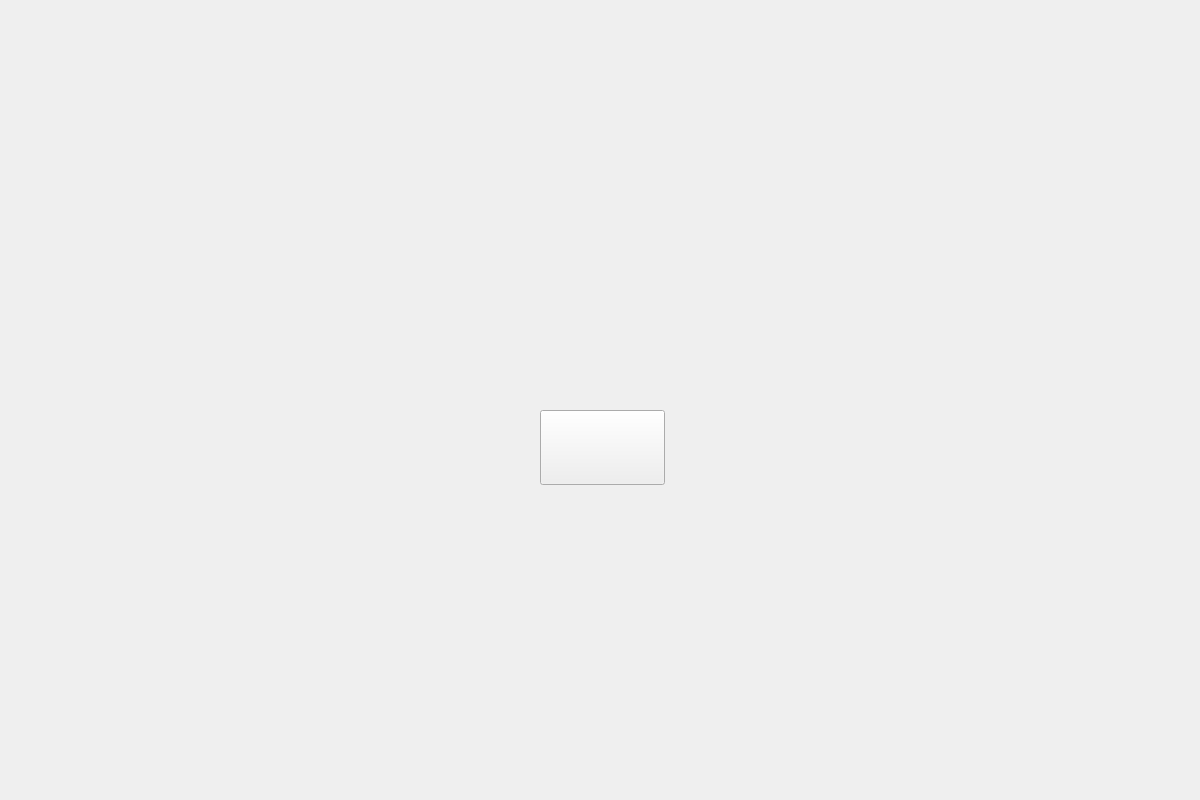
Qt form app/pregame.ui (ce-itcr/Gladiators-GBP) before a commit.
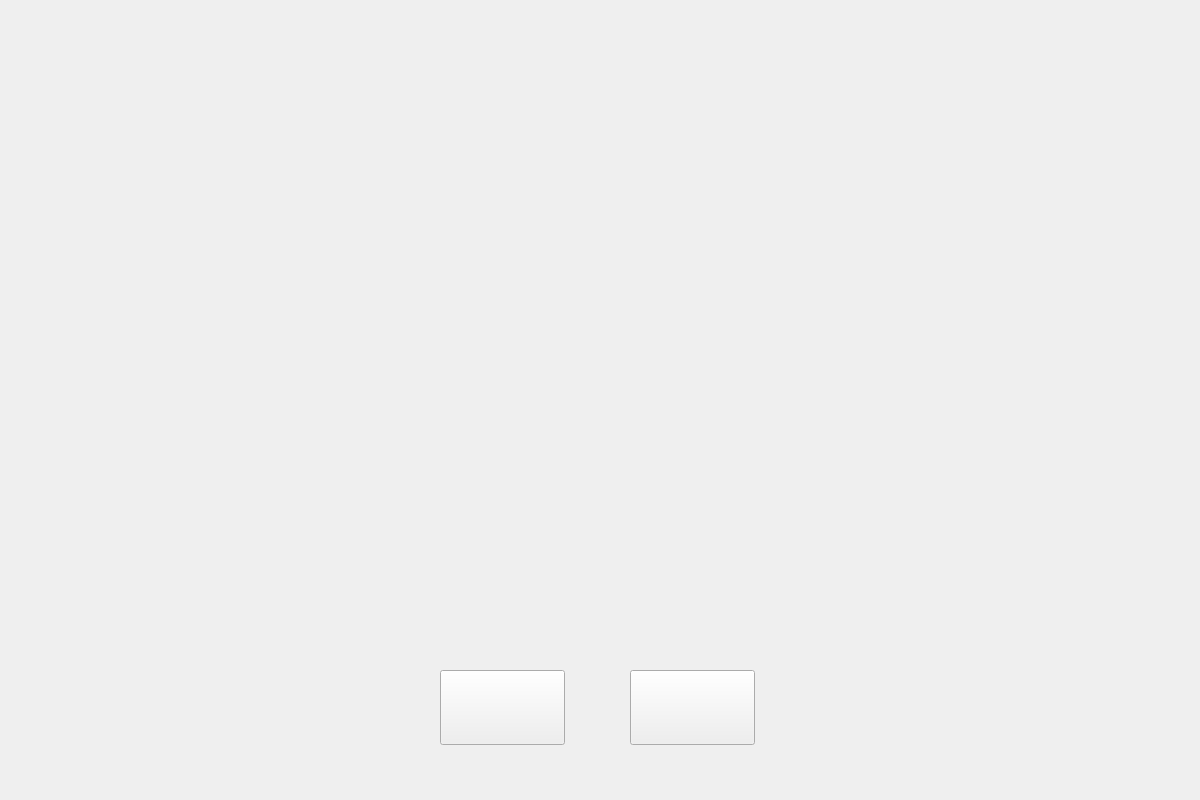
The same form after that commit. Icons and pictures are not drawn.

Diff of the .ui file:
```diff
--- a/app/pregame.ui
+++ b/app/pregame.ui
@@ -23,8 +23,8 @@
   <widget class="QPushButton" name="playGame">
    <property name="geometry">
     <rect>
-     <x>540</x>
-     <y>410</y>
+     <x>630</x>
+     <y>670</y>
      <width>125</width>
      <height>75</height>
     </rect>
@@ -49,7 +49,26 @@
     </rect>
    </property>
    <property name="styleSheet">
-    <string notr="true">background-image: url(:/img/backgrounds/5.jpg);</string>
+    <string notr="true">background-image: url(:/img/backgrounds/2.jpg);</string>
+   </property>
+   <property name="text">
+    <string/>
+   </property>
+  </widget>
+  <widget class="QPushButton" name="backButton">
+   <property name="geometry">
+    <rect>
+     <x>440</x>
+     <y>670</y>
+     <width>125</width>
+     <height>75</height>
+    </rect>
+   </property>
+   <property name="styleSheet">
+    <string notr="true">background-color: transparent;
+border-image: url(:/img/buttons/back_button.png);
+background: none;
+background-repeat: none;</string>
    </property>
    <property name="text">
     <string/>
```
Left out of the diff: 1 changed line with no effect on the pictures.
